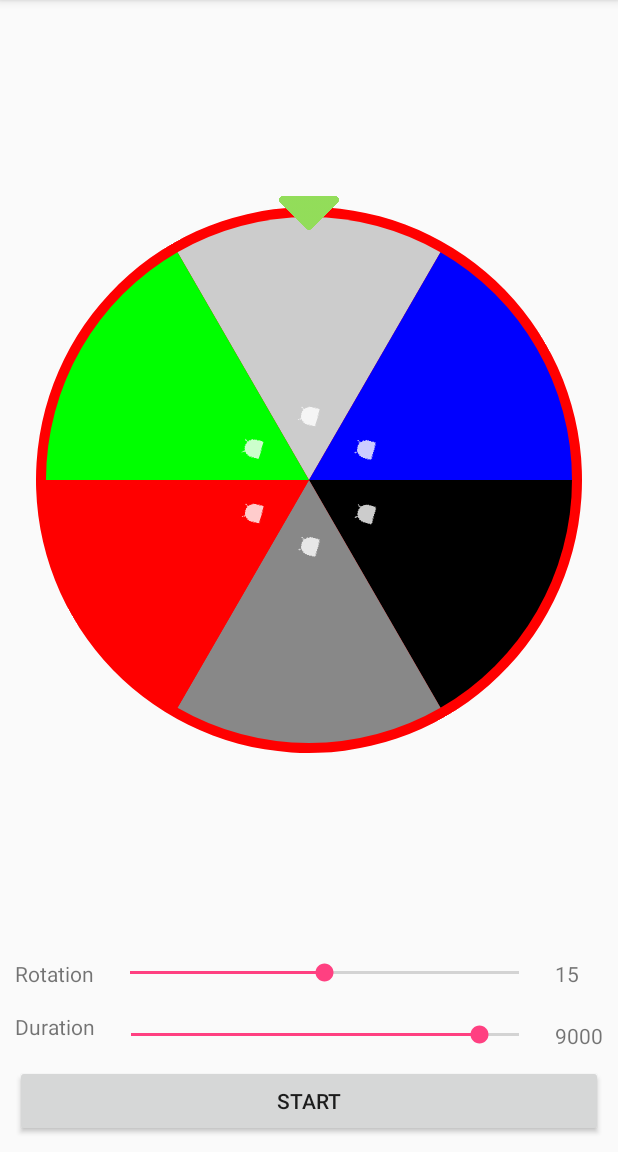
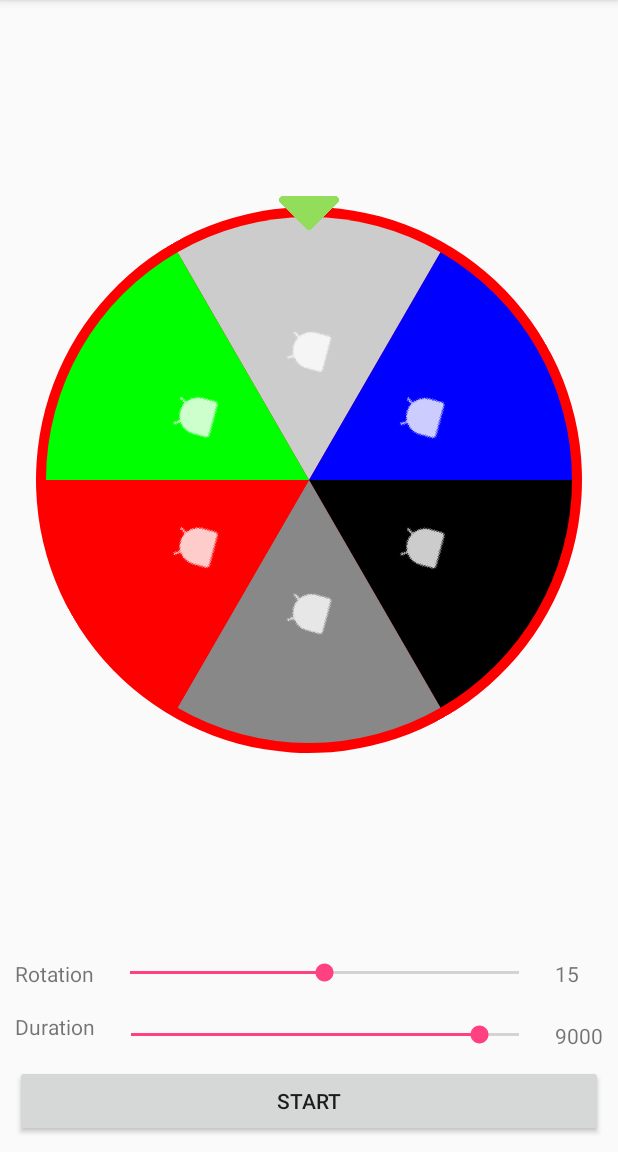
Before and after one commit to mmoamenn/LuckyWheel_Android, an Android app: the screen it shows after launch (MainActivity), on a phone screen of 412 x 824 dp, the part 84-1236 px from its top. Run offline under Robolectric (Android 15) with nearby library versions, the phone set to English and light mode, and no system bars.

Commit message:
Fix wheel items size

```diff
--- a/luckywheel/src/main/java/com/bluehomestudio/luckywheel/WheelView.java
+++ b/luckywheel/src/main/java/com/bluehomestudio/luckywheel/WheelView.java
@@ -27,7 +27,7 @@ public class WheelView extends View {
 
     private RectF range = new RectF();
     private Paint archPaint;
-    private int padding, radius, center, mWheelBackground;
+    private int padding, radius, diameter, center, mWheelBackground;
     private List<WheelItem> mWheelItems;
     private OnLuckyWheelReachTheTarget mOnLuckyWheelReachTheTarget;
     private int rotationTime = DEFAULT_ROTATION_TIME;
@@ -118,11 +118,11 @@ public class WheelView extends View {
      */
     private void drawImage(Canvas canvas, float tempAngle, Bitmap bitmap) {
         //get every arc img width and angle
-        int imgWidth = radius / mWheelItems.size();
+        int imgWidth = diameter / mWheelItems.size();
         float angle = (float) ((tempAngle + 360 / mWheelItems.size() / 2) * Math.PI / 180);
         //calculate x and y
-        int x = (int) (center + radius / 2 / 2 * Math.cos(angle));
-        int y = (int) (center + radius / 2 / 2 * Math.sin(angle));
+        int x = (int) (center + radius / 2 * Math.cos(angle));
+        int y = (int) (center + radius / 2 * Math.sin(angle));
         //create arc to draw
         Rect rect = new Rect(x - imgWidth / 2, y - imgWidth / 2, x + imgWidth / 2, y + imgWidth / 2);
         //rotate main bitmap
@@ -229,6 +229,7 @@ public class WheelView extends View {
 
         padding = getPaddingLeft() == 0 ? DEFAULT_PADDING : getPaddingLeft();
         radius = width / 2 - padding * 2;
+        diameter = 2 * radius;
         center = width / 2;
 
         setMeasuredDimension(
```
